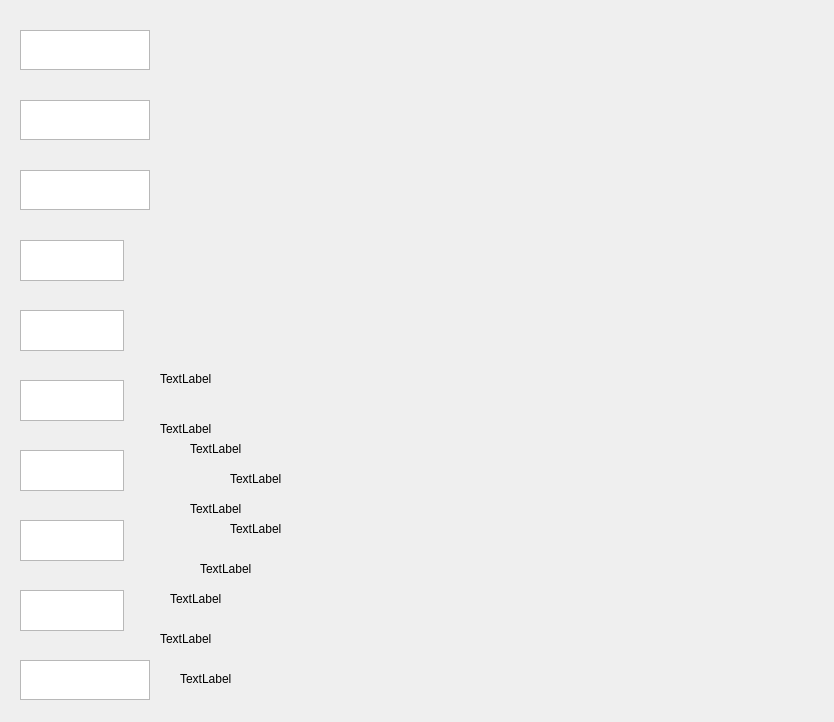
Before: the Qt Designer form PanstwaMiastaQT/gamemain.ui in mbolimowski/PanstwaMiasta, drawn with Qt 5.
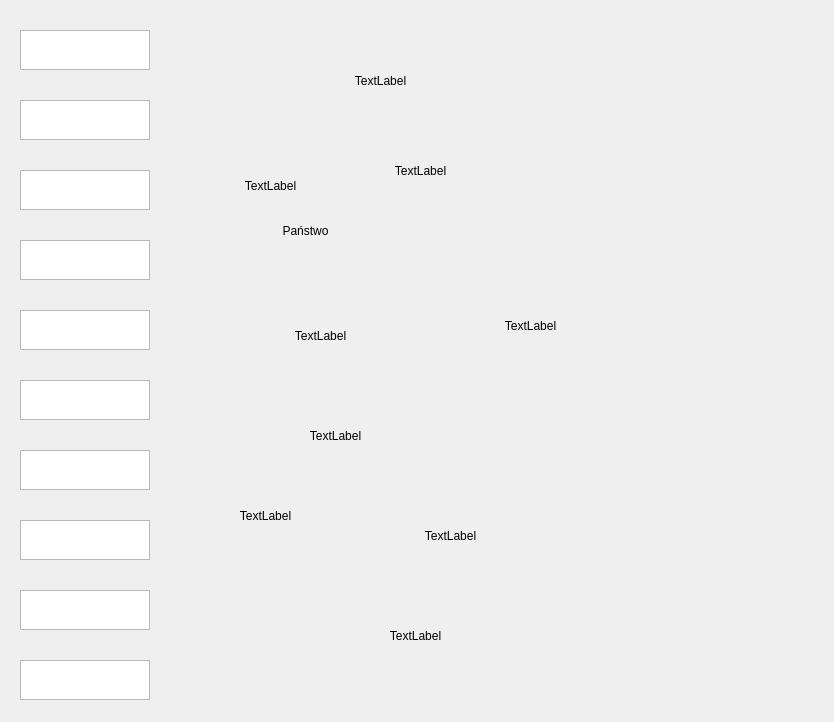
After: the same form once the commit is applied.

Commit message: Game window init commit

The edit to the form file:
```diff
--- a/PanstwaMiastaQT/gamemain.ui
+++ b/PanstwaMiastaQT/gamemain.ui
@@ -16,140 +16,170 @@
   <widget class="QLabel" name="label">
    <property name="geometry">
     <rect>
-     <x>160</x>
-     <y>370</y>
-     <width>67</width>
-     <height>17</height>
+     <x>250</x>
+     <y>210</y>
+     <width>111</width>
+     <height>41</height>
     </rect>
    </property>
    <property name="text">
-    <string>TextLabel</string>
+    <string>Państwo</string>
+   </property>
+   <property name="alignment">
+    <set>Qt::AlignCenter</set>
    </property>
   </widget>
   <widget class="QLabel" name="label_2">
    <property name="geometry">
     <rect>
-     <x>160</x>
-     <y>420</y>
-     <width>67</width>
-     <height>17</height>
+     <x>260</x>
+     <y>300</y>
+     <width>121</width>
+     <height>71</height>
     </rect>
    </property>
    <property name="text">
     <string>TextLabel</string>
    </property>
+   <property name="alignment">
+    <set>Qt::AlignCenter</set>
+   </property>
   </widget>
   <widget class="QLabel" name="label_3">
    <property name="geometry">
     <rect>
-     <x>190</x>
-     <y>440</y>
-     <width>67</width>
-     <height>17</height>
+     <x>280</x>
+     <y>410</y>
+     <width>111</width>
+     <height>51</height>
     </rect>
    </property>
    <property name="text">
     <string>TextLabel</string>
    </property>
+   <property name="alignment">
+    <set>Qt::AlignCenter</set>
+   </property>
   </widget>
   <widget class="QLabel" name="label_4">
    <property name="geometry">
     <rect>
-     <x>190</x>
-     <y>500</y>
-     <width>67</width>
-     <height>17</height>
+     <x>210</x>
+     <y>160</y>
+     <width>121</width>
+     <height>51</height>
     </rect>
    </property>
    <property name="text">
     <string>TextLabel</string>
    </property>
+   <property name="alignment">
+    <set>Qt::AlignCenter</set>
+   </property>
   </widget>
   <widget class="QLabel" name="label_5">
    <property name="geometry">
     <rect>
-     <x>170</x>
-     <y>590</y>
-     <width>67</width>
-     <height>17</height>
+     <x>470</x>
+     <y>290</y>
+     <width>121</width>
+     <height>71</height>
     </rect>
    </property>
    <property name="text">
     <string>TextLabel</string>
    </property>
+   <property name="alignment">
+    <set>Qt::AlignCenter</set>
+   </property>
   </widget>
   <widget class="QLabel" name="label_6">
    <property name="geometry">
     <rect>
-     <x>160</x>
-     <y>630</y>
-     <width>67</width>
-     <height>17</height>
+     <x>190</x>
+     <y>500</y>
+     <width>151</width>
+     <height>31</height>
     </rect>
    </property>
    <property name="text">
     <string>TextLabel</string>
    </property>
+   <property name="alignment">
+    <set>Qt::AlignCenter</set>
+   </property>
   </widget>
   <widget class="QLabel" name="label_7">
    <property name="geometry">
     <rect>
-     <x>180</x>
-     <y>670</y>
-     <width>67</width>
-     <height>17</height>
+     <x>300</x>
+     <y>60</y>
+     <width>161</width>
+     <height>41</height>
     </rect>
    </property>
    <property name="text">
     <string>TextLabel</string>
    </property>
+   <property name="alignment">
+    <set>Qt::AlignCenter</set>
+   </property>
   </widget>
   <widget class="QLabel" name="label_8">
    <property name="geometry">
     <rect>
-     <x>200</x>
-     <y>560</y>
-     <width>67</width>
-     <height>17</height>
+     <x>340</x>
+     <y>610</y>
+     <width>151</width>
+     <height>51</height>
     </rect>
    </property>
    <property name="text">
     <string>TextLabel</string>
    </property>
+   <property name="alignment">
+    <set>Qt::AlignCenter</set>
+   </property>
   </widget>
   <widget class="QLabel" name="label_9">
    <property name="geometry">
     <rect>
-     <x>230</x>
+     <x>400</x>
      <y>520</y>
-     <width>67</width>
-     <height>17</height>
+     <width>101</width>
+     <height>31</height>
     </rect>
    </property>
    <property name="text">
     <string>TextLabel</string>
    </property>
+   <property name="alignment">
+    <set>Qt::AlignCenter</set>
+   </property>
   </widget>
   <widget class="QLabel" name="label_10">
    <property name="geometry">
     <rect>
-     <x>230</x>
-     <y>470</y>
-     <width>67</width>
-     <height>17</height>
+     <x>380</x>
+     <y>150</y>
+     <width>81</width>
+     <height>41</height>
     </rect>
    </property>
    <property name="text">
     <string>TextLabel</string>
    </property>
+   <property name="alignment">
+    <set>Qt::AlignCenter</set>
+   </property>
   </widget>
   <widget class="QTextEdit" name="textEdit">
    <property name="geometry">
     <rect>
      <x>20</x>
      <y>520</y>
-     <width>104</width>
-     <height>41</height>
+     <width>130</width>
+     <height>40</height>
     </rect>
    </property>
   </widget>
@@ -168,8 +198,8 @@
     <rect>
      <x>20</x>
      <y>380</y>
-     <width>104</width>
-     <height>41</height>
+     <width>130</width>
+     <height>40</height>
     </rect>
    </property>
   </widget>
@@ -188,8 +218,8 @@
     <rect>
      <x>20</x>
      <y>590</y>
-     <width>104</width>
-     <height>41</height>
+     <width>130</width>
+     <height>40</height>
     </rect>
    </property>
   </widget>
@@ -198,8 +228,8 @@
     <rect>
      <x>20</x>
      <y>450</y>
-     <width>104</width>
-     <height>41</height>
+     <width>130</width>
+     <height>40</height>
     </rect>
    </property>
   </widget>
@@ -208,8 +238,8 @@
     <rect>
      <x>20</x>
      <y>310</y>
-     <width>104</width>
-     <height>41</height>
+     <width>130</width>
+     <height>40</height>
     </rect>
    </property>
   </widget>
@@ -218,8 +248,8 @@
     <rect>
      <x>20</x>
      <y>240</y>
-     <width>104</width>
-     <height>41</height>
+     <width>130</width>
+     <height>40</height>
     </rect>
    </property>
   </widget>
```
The commit also changes 4 other files.
